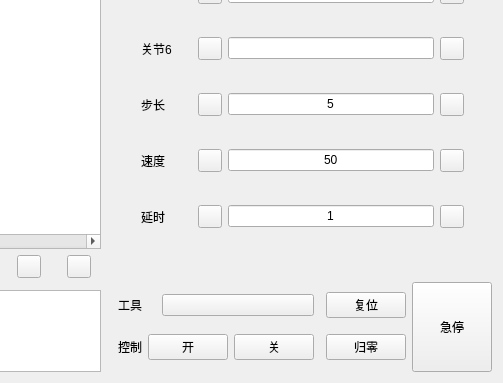
This is ui/teach_page.ui in CoreJK/blinx_robot_arm_control as Qt 5 draws it before an edit; both pictures show x 782 to 1285 and y 305 to 688 of the 1285 by 688 pixel window. The edited form follows.
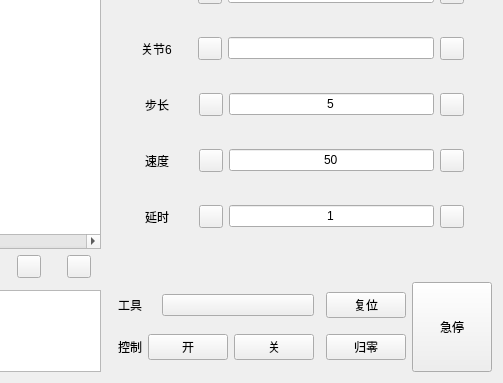
This is the edited form. The open tabs and pages were chosen to show the change. Icons and pictures are not drawn. Custom widgets are drawn as their Qt base class.

Patch:
```diff
--- a/ui/teach_page.ui
+++ b/ui/teach_page.ui
@@ -1038,7 +1038,7 @@
                     </property>
                     <property name="sizeHint" stdset="0">
                      <size>
-                      <width>10</width>
+                      <width>14</width>
                       <height>20</height>
                      </size>
                     </property>
@@ -1061,7 +1061,7 @@
                     </property>
                     <property name="sizeHint" stdset="0">
                      <size>
-                      <width>27</width>
+                      <width>24</width>
                       <height>20</height>
                      </size>
                     </property>
@@ -1133,7 +1133,7 @@
                     </property>
                     <property name="sizeHint" stdset="0">
                      <size>
-                      <width>10</width>
+                      <width>14</width>
                       <height>20</height>
                      </size>
                     </property>
@@ -1156,7 +1156,7 @@
                     </property>
                     <property name="sizeHint" stdset="0">
                      <size>
-                      <width>27</width>
+                      <width>24</width>
                       <height>20</height>
                      </size>
                     </property>
@@ -1228,7 +1228,7 @@
                     </property>
                     <property name="sizeHint" stdset="0">
                      <size>
-                      <width>10</width>
+                      <width>14</width>
                       <height>20</height>
                      </size>
                     </property>
@@ -1251,7 +1251,7 @@
                     </property>
                     <property name="sizeHint" stdset="0">
                      <size>
-                      <width>27</width>
+                      <width>24</width>
                       <height>20</height>
                      </size>
                     </property>
```
Left out of the diff: 26 changed lines with no effect on the pictures.
